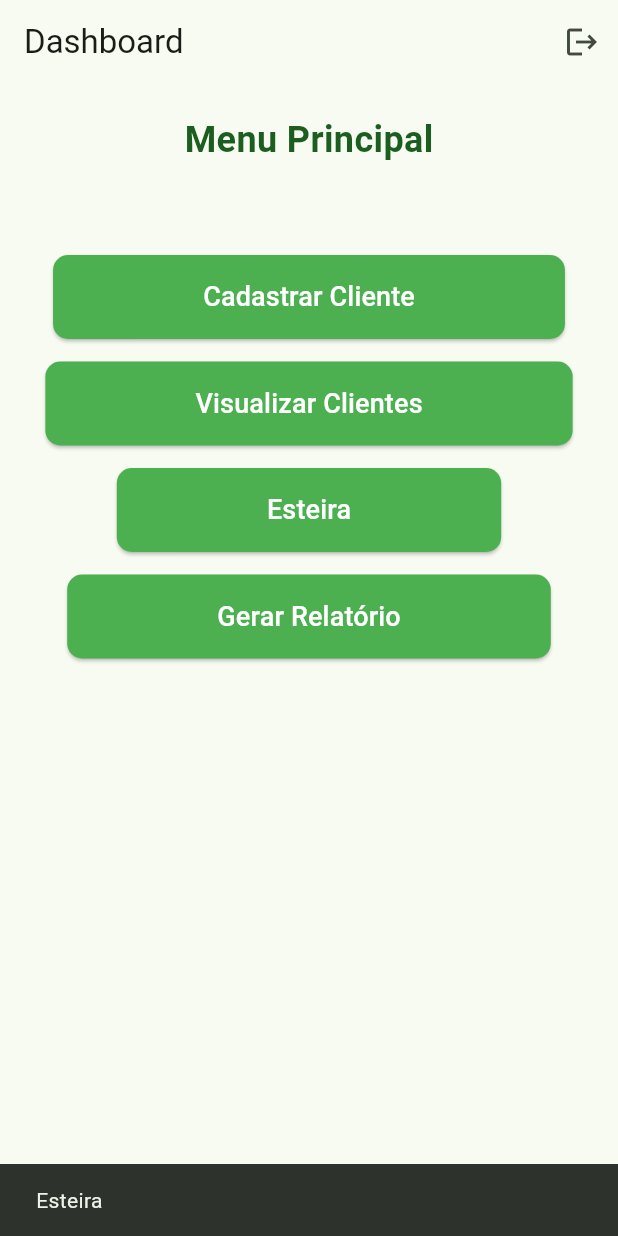
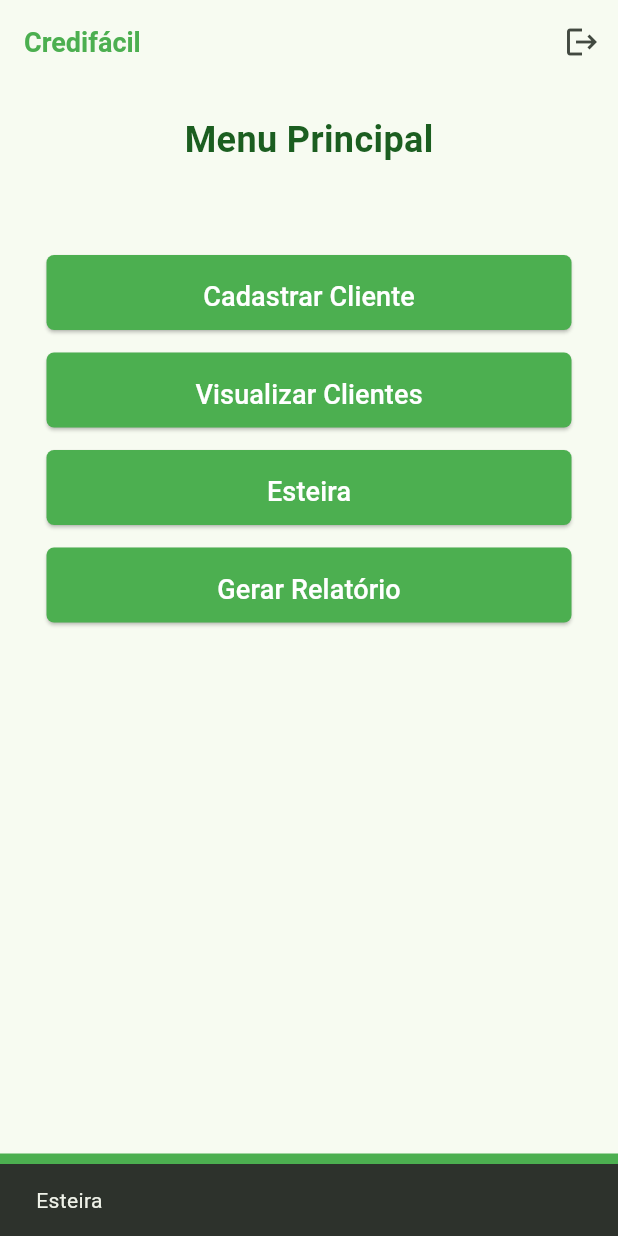
Before and after one commit to guimene1/MGK, a Flutter app: the DashboardTemplate screen opened directly with empty values, after a tap on "Esteira", on a phone screen of 412 x 824 dp. Run offline on Flutter 3.47's test engine with Material 3 defaults, Android fonts, the phone set to English and light mode, and no system bars; our stand-ins replace sqflite, sqflite_common_ffi; accounts and stored records are empty.

Commit message:
header, footer, dashboard

```diff
--- a/lib/atoms/custom_button.dart
+++ b/lib/atoms/custom_button.dart
@@ -11,8 +11,9 @@ class CustomButton extends StatelessWidget {
     return ElevatedButton(
       style: ElevatedButton.styleFrom(
         backgroundColor: Colors.green,
-        padding: const EdgeInsets.symmetric(horizontal: 100, vertical: 15),
-        shape: RoundedRectangleBorder(borderRadius: BorderRadius.circular(10)),
+        padding: const EdgeInsets.symmetric(horizontal: 50, vertical: 15),
+        shape: RoundedRectangleBorder(borderRadius: BorderRadius.circular(5)),
+        fixedSize: const Size(350, 50),
       ),
       onPressed: onPressed,
       child: Text(text, style: const TextStyle(fontSize: 18, color: Colors.white)),
--- /dev/null
+++ b/lib/atoms/footer.dart
@@ -0,0 +1,23 @@
+import 'package:flutter/material.dart';
+
+class Footer extends StatelessWidget {
+  final String text;
+  const Footer({super.key, required this.text});
+
+  @override
+  Widget build(BuildContext context) {
+    return Container(
+      width: double.infinity,
+      color: Colors.green,
+      padding: const EdgeInsets.all(16.0),
+      child: Text(
+        text,
+        style: const TextStyle(
+          color: Colors.white,
+          fontSize: 16,
+        ),
+        textAlign: TextAlign.center,
+      ),
+    );
+  }
+}
--- /dev/null
+++ b/lib/atoms/header.dart
@@ -0,0 +1,19 @@
+import 'package:flutter/material.dart';
+
+class Header extends StatelessWidget {
+  final String text;
+  const Header({super.key, required this.text});
+
+  @override
+  Widget build(BuildContext context) {
+    return Text(
+      text,
+      style: const TextStyle(
+        color: Colors.green,
+        fontSize: 18,
+        fontWeight: FontWeight.bold,
+      ),
+      textAlign: TextAlign.center,
+    );
+  }
+}
--- a/lib/organisms/login_form.dart
+++ b/lib/organisms/login_form.dart
@@ -1,6 +1,5 @@
 import 'package:flutter/material.dart';
 import '../atoms/custom_button.dart';
-import '../atoms/custom_text.dart';
 import '../molecules/login_field.dart';
 import '../data/db_helper.dart';
 import '../screens/dashboard_page.dart';
@@ -28,7 +27,6 @@ class _LoginFormState extends State<LoginForm> {
         context,
         MaterialPageRoute(builder: (_) => const DashboardPage()),
       );
-      // TODO: Navegar para tela principal
     } else {
       ScaffoldMessenger.of(
         context,
@@ -46,6 +44,7 @@ class _LoginFormState extends State<LoginForm> {
           label: "Senha",
           isPassword: true,
         ),
+        const SizedBox(height: 20),
         CustomButton(text: "Entrar", onPressed: _login),
       ],
     );
--- a/lib/screens/dashboard_page.dart
+++ b/lib/screens/dashboard_page.dart
@@ -4,6 +4,7 @@ import 'login_page.dart';
 
 class DashboardPage extends StatelessWidget {
   const DashboardPage({super.key});
+
 
   void _logout(BuildContext context) {
     Navigator.pushReplacement(
--- a/lib/templates/dashboard_template.dart
+++ b/lib/templates/dashboard_template.dart
@@ -1,5 +1,7 @@
 import 'package:flutter/material.dart';
 import '../organisms/dashboard_menu.dart';
+import '../atoms/footer.dart' as footer;
+import '../atoms/header.dart' as header;
 
 class DashboardTemplate extends StatelessWidget {
   final VoidCallback onLogout;
@@ -10,15 +12,15 @@ class DashboardTemplate extends StatelessWidget {
   Widget build(BuildContext context) {
     return Scaffold(
       appBar: AppBar(
-        title: const Text("Dashboard"),
+        title: const header.Header(text: 'Credifácil'),
         actions: [
-          IconButton(
-            icon: const Icon(Icons.logout),
-            onPressed: onLogout,
-          ),
+          IconButton(icon: const Icon(Icons.logout), onPressed: onLogout),
         ],
       ),
-      body: Center(
+      body: Column(
+        children: [
+          Expanded(
+            child: Center(
               child: Padding(
                 padding: const EdgeInsets.all(20),
                 child: DashboardMenu(
@@ -26,29 +28,29 @@ class DashboardTemplate extends StatelessWidget {
                     ScaffoldMessenger.of(context).showSnackBar(
                       const SnackBar(content: Text("Cadastrar Cliente")),
                     );
-              // página: navegar para página de cadastro
                   },
                   onVisualizarClientes: () {
                     ScaffoldMessenger.of(context).showSnackBar(
                       const SnackBar(content: Text("Visualizar Clientes")),
                     );
-              // página: navegar para lista de clientes
                   },
                   onEsteira: () {
-              ScaffoldMessenger.of(context).showSnackBar(
-                const SnackBar(content: Text("Esteira")),
-              );
-              // página: implementar esteira
+                    ScaffoldMessenger.of(
+                      context,
+                    ).showSnackBar(const SnackBar(content: Text("Esteira")));
                   },
                   onGerarRelatorio: () {
                     ScaffoldMessenger.of(context).showSnackBar(
                       const SnackBar(content: Text("Gerar Relatório")),
                     );
-              // página: gerar relatório
                   },
                 ),
               ),
             ),
+          ),
+          const footer.Footer(text: 'MGK direitos reservados.'),
+        ],
+      ),
     );
   }
 }
--- a/lib/templates/login_template.dart
+++ b/lib/templates/login_template.dart
@@ -1,7 +1,7 @@
 import 'package:flutter/material.dart';
 import '../atoms/custom_text.dart';
 import '../organisms/login_form.dart';
-
+import '../atoms/footer.dart' as footer;
 class LoginTemplate extends StatelessWidget {
   const LoginTemplate({super.key});
 
@@ -25,6 +25,7 @@ class LoginTemplate extends StatelessWidget {
           ],
         ),
       ),
+      bottomNavigationBar: const footer.Footer(text: 'MGK direitos reservados.'),
     );
   }
 }
--- a/lib/templates/select_client_template.dart
+++ b/lib/templates/select_client_template.dart
@@ -1,5 +1,6 @@
 import 'package:flutter/material.dart';
 import '../organisms/select_client_type.dart';
+import '../atoms/footer.dart' as footer;
 
 class SelectClientTemplate extends StatelessWidget {
   const SelectClientTemplate({super.key});
@@ -9,6 +10,9 @@ class SelectClientTemplate extends StatelessWidget {
     return Scaffold(
       appBar: AppBar(title: const Text("Cadastrar Cliente")),
       body: const Center(child: SelectClientType()),
+      bottomNavigationBar: const footer.Footer(
+        text: 'MGK direitos reservados.',
+      ),
     );
   }
 }
```
Also changed, not shown: lib/atoms/custom_logo.dart (added, +27 -0 lines), lib/molecules/header.dart (deleted, +0 -35 lines), lib/organisms/header_main.dart (deleted, +0 -32 lines). Lines whose indentation alone changed are shown as unchanged.
